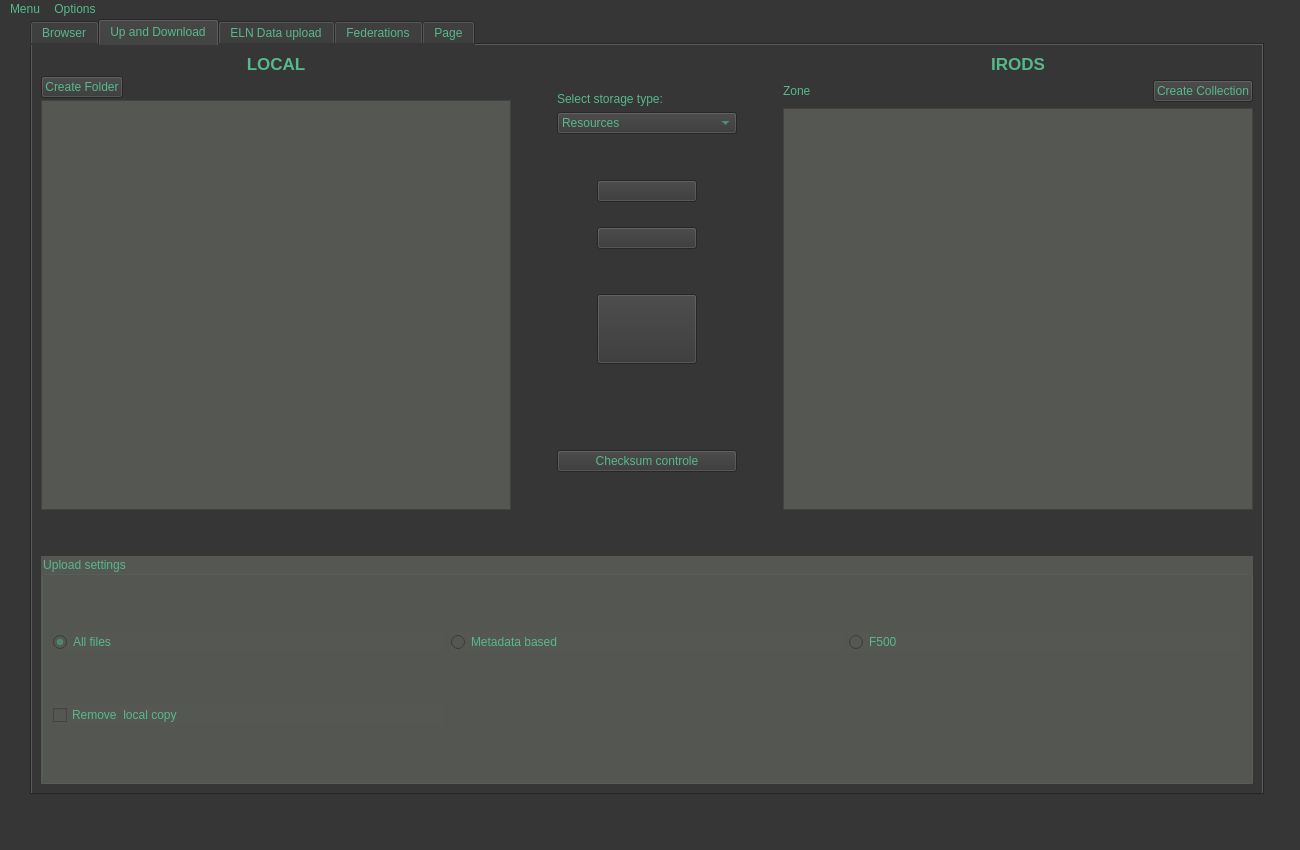
Before: the Qt Designer form irods-basicGUI/ui-files/irodsBrowserMain.ui in iBridges-for-iRODS/iBridges, drawn with Qt 5.
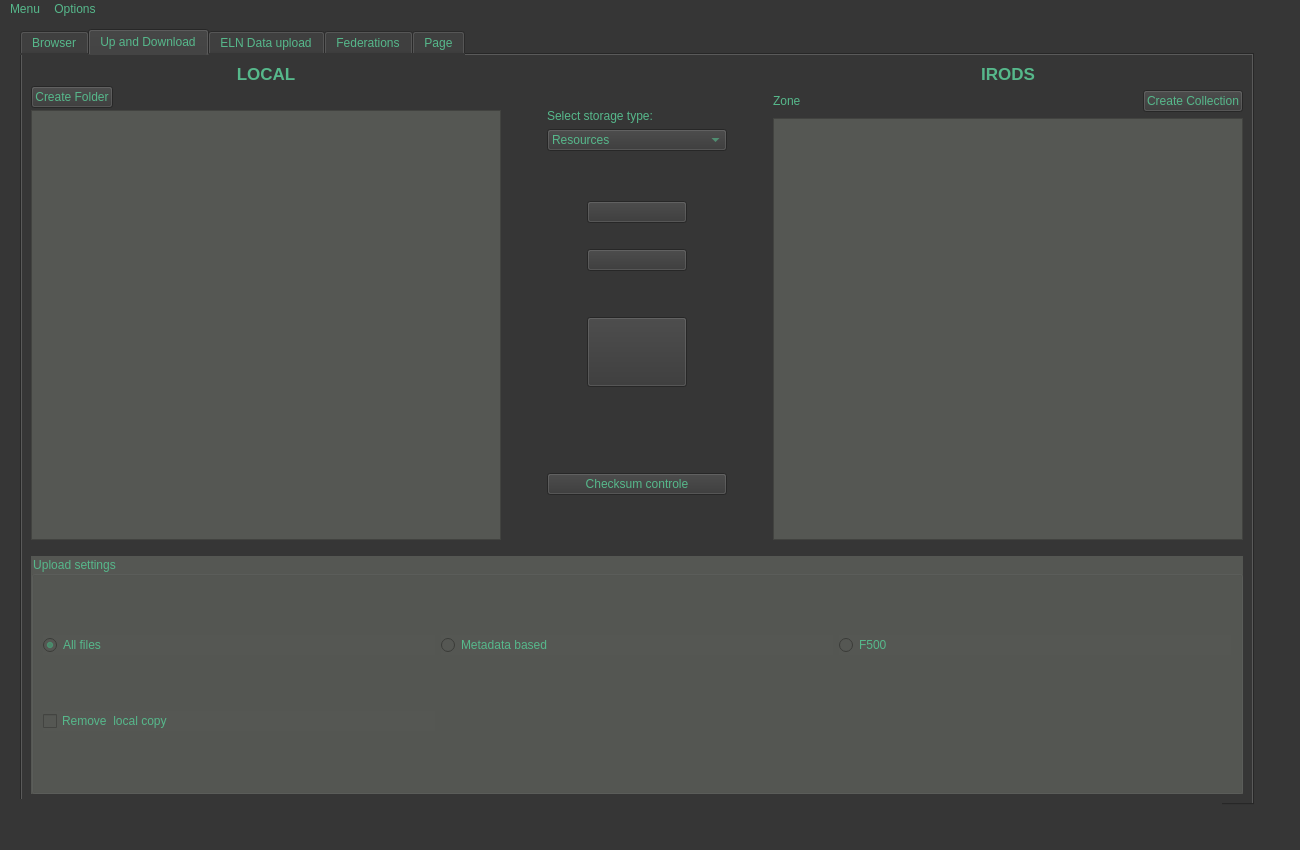
After: the same form once the commit is applied. The open tabs and pages were chosen to show the change. Icons and pictures are not drawn.

Commit message: Creating own class for browser tab.

```diff
--- a/irods-basicGUI/ui-files/irodsBrowserMain.ui
+++ b/irods-basicGUI/ui-files/irodsBrowserMain.ui
@@ -41,8 +41,8 @@
    <widget class="QTabWidget" name="tabWidget">
     <property name="geometry">
      <rect>
-      <x>30</x>
-      <y>0</y>
+      <x>20</x>
+      <y>10</y>
       <width>1234</width>
       <height>776</height>
      </rect>
@@ -816,7 +816,7 @@
                <enum>Qt::Vertical</enum>
               </property>
               <property name="sizeType">
-               <enum>QSizePolicy::Minimum</enum>
+               <enum>QSizePolicy::Expanding</enum>
               </property>
               <property name="sizeHint" stdset="0">
                <size>
@@ -1082,10 +1082,13 @@
           <property name="orientation">
            <enum>Qt::Vertical</enum>
           </property>
+          <property name="sizeType">
+           <enum>QSizePolicy::Minimum</enum>
+          </property>
           <property name="sizeHint" stdset="0">
            <size>
             <width>20</width>
-            <height>40</height>
+            <height>10</height>
            </size>
           </property>
          </spacer>
```
Left out of the diff: 14 changed lines with no effect on the pictures. The commit also changes 5 other files.
